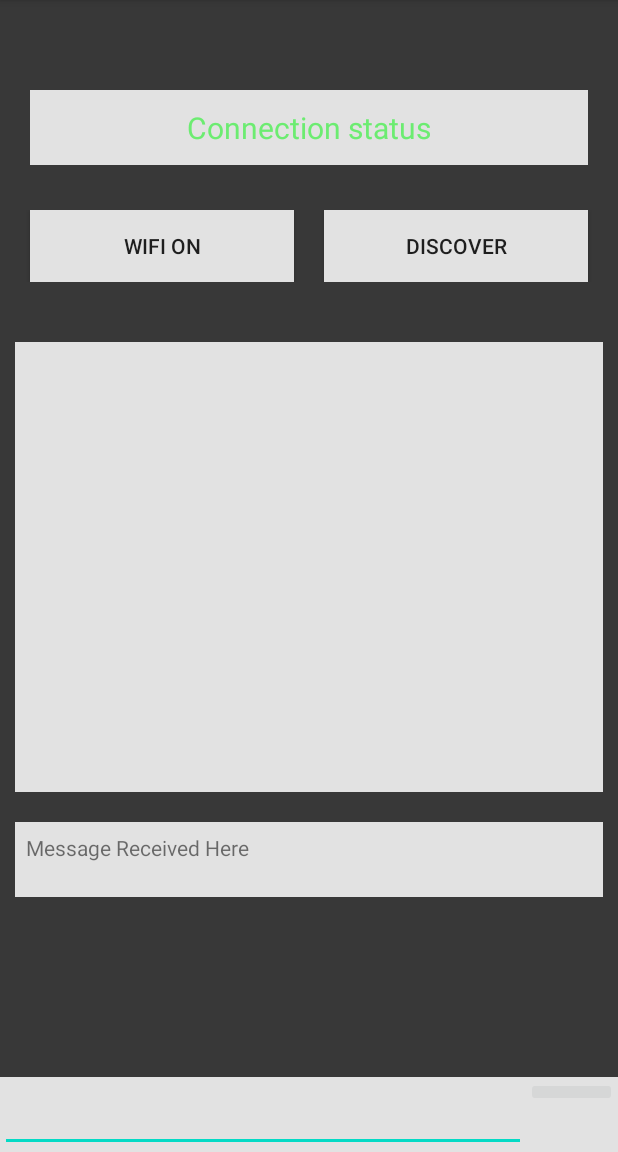
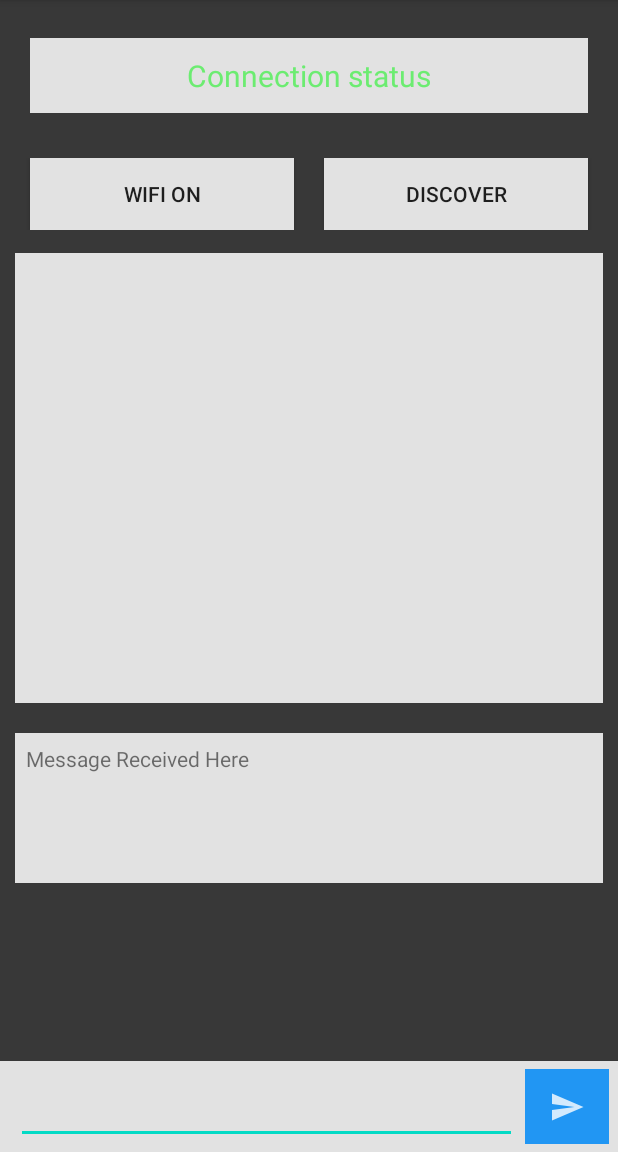
Before and after one commit to Debanshu777/Wifi_P2P_Messaging_App, an Android app: the screen it shows after launch (MainActivity), on a phone screen of 412 x 824 dp, the part 84-1236 px from its top. Run offline under Robolectric (Android 15) with nearby library versions, the phone set to English and light mode, and no system bars.

Commit message:
WIFI on/off btn enabled

```diff
--- a/app/src/main/AndroidManifest.xml
+++ b/app/src/main/AndroidManifest.xml
@@ -1,7 +1,11 @@
 <?xml version="1.0" encoding="utf-8"?>
 <manifest xmlns:android="http://schemas.android.com/apk/res/android"
     package="com.example.wifi_p2p_messaging">
-
+    <uses-permission android:name="android.permission.ACCESS_WIFI_STATE"/>
+    <uses-permission android:name="android.permission.CHANGE_WIFI_STATE"/>
+    <uses-permission android:name="android.permission.CHANGE_NETWORK_STATE"/>
+    <uses-permission android:name="android.permission.INTERNET"/>
+    <uses-permission android:name="android.permission.ACCESS_NETWORK_STATE"/>
     <application
         android:allowBackup="true"
         android:icon="@mipmap/ic_launcher"
--- a/app/src/main/java/com/example/wifi_p2p_messaging/MainActivity.java
+++ b/app/src/main/java/com/example/wifi_p2p_messaging/MainActivity.java
@@ -2,13 +2,56 @@ package com.example.wifi_p2p_messaging;
 
 import androidx.appcompat.app.AppCompatActivity;
 
+import android.content.Context;
+import android.net.wifi.WifiManager;
 import android.os.Bundle;
+import android.view.View;
+import android.widget.Button;
+import android.widget.EditText;
+import android.widget.ImageButton;
+import android.widget.ListView;
+import android.widget.TextView;
 
 public class MainActivity extends AppCompatActivity {
+
+    TextView connectionStatus,receivedMessages;
+    ListView userList;
+    EditText sendMessages;
+    ImageButton sendBtn;
+    Button wifiBtn,discoverBtn;
+    WifiManager wifiManager;
 
     @Override
     protected void onCreate(Bundle savedInstanceState) {
         super.onCreate(savedInstanceState);
         setContentView(R.layout.activity_main);
+        init();
+        explistener();
+    }
+
+    private void explistener() {
+        wifiBtn.setOnClickListener(new View.OnClickListener() {
+            @Override
+            public void onClick(View v) {
+                if(wifiManager.isWifiEnabled()){
+                    wifiManager.setWifiEnabled(false);
+                    wifiBtn.setText("WIFI ON");
+                }else {
+                    wifiManager.setWifiEnabled(true);
+                    wifiBtn.setText("WIFI OFF");
+                }
+            }
+        });
+    }
+
+    void init(){
+        connectionStatus=findViewById(R.id.connection_status);
+        receivedMessages=findViewById(R.id.message_received);
+        userList=findViewById(R.id.list_of_users);
+        sendMessages=findViewById(R.id.sendmessage);
+        sendBtn=findViewById(R.id.send);
+        wifiBtn=findViewById(R.id.wifi_on_btn);
+        discoverBtn=findViewById(R.id.discover_btn);
+         wifiManager= (WifiManager) getApplicationContext().getSystemService(Context.WIFI_SERVICE);
     }
 }
--- a/app/src/main/res/layout/activity_main.xml
+++ b/app/src/main/res/layout/activity_main.xml
@@ -4,7 +4,7 @@
     xmlns:tools="http://schemas.android.com/tools"
     android:layout_width="match_parent"
     android:background="#383838"
-    android:paddingTop="40dp"
+    android:paddingTop="5dp"
     android:layout_height="match_parent"
     tools:context=".MainActivity">
 
@@ -49,7 +49,7 @@
             android:text="Discover" />
     </LinearLayout>
     <ListView
-        android:layout_marginTop="30dp"
+        android:layout_marginTop="5dp"
         android:layout_below="@+id/buttons"
         android:id="@+id/list_of_users"
         android:layout_width="match_parent"
@@ -59,7 +59,7 @@
         android:layout_height="300dp"/>
     <TextView
         android:layout_width="match_parent"
-        android:layout_height="50dp"
+        android:layout_height="100dp"
         android:padding="7dp"
         android:text="Message Received Here"
         android:id="@+id/message_received"
@@ -70,19 +70,27 @@
         android:background="#E2E2E2"/>
     <LinearLayout
         android:weightSum="1"
+        android:padding="5dp"
         android:background="#E2E2E2"
         android:orientation="horizontal"
         android:layout_width="match_parent"
         android:layout_height="wrap_content"
         android:layout_alignParentBottom="true">
         <EditText
+            android:padding="20dp"
             android:layout_weight="0.9"
+            android:id="@+id/sendmessage"
+            android:layout_marginLeft="5dp"
+            android:layout_marginRight="5dp"
             android:layout_width="wrap_content"
             android:layout_height="50dp"/>
         <ImageButton
             android:layout_width="wrap_content"
-            android:layout_height="wrap_content"
+            android:layout_height="match_parent"
             android:layout_weight="0.1"
+            android:id="@+id/send"
+            android:src="@drawable/send_icon"
+            android:background="#2196F3"
             />
     </LinearLayout>
 </RelativeLayout>
```
